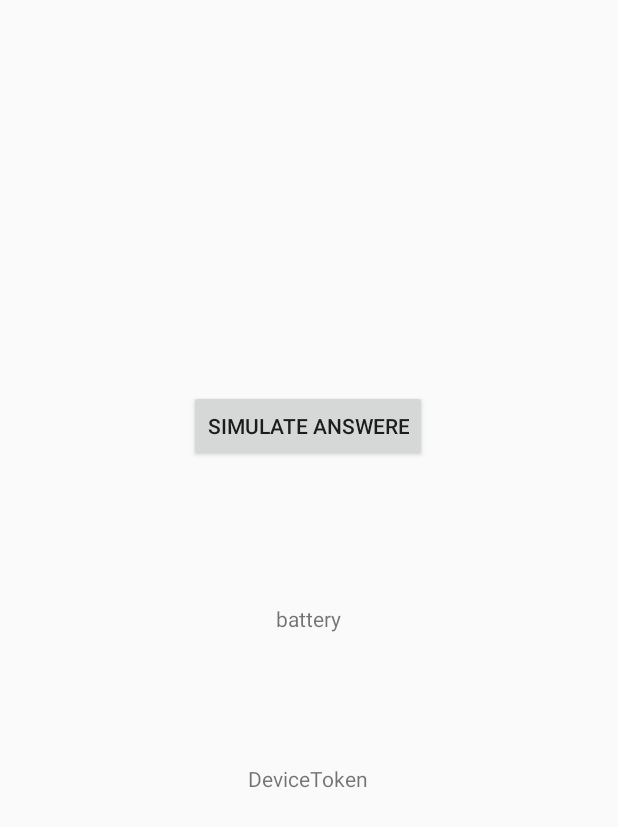
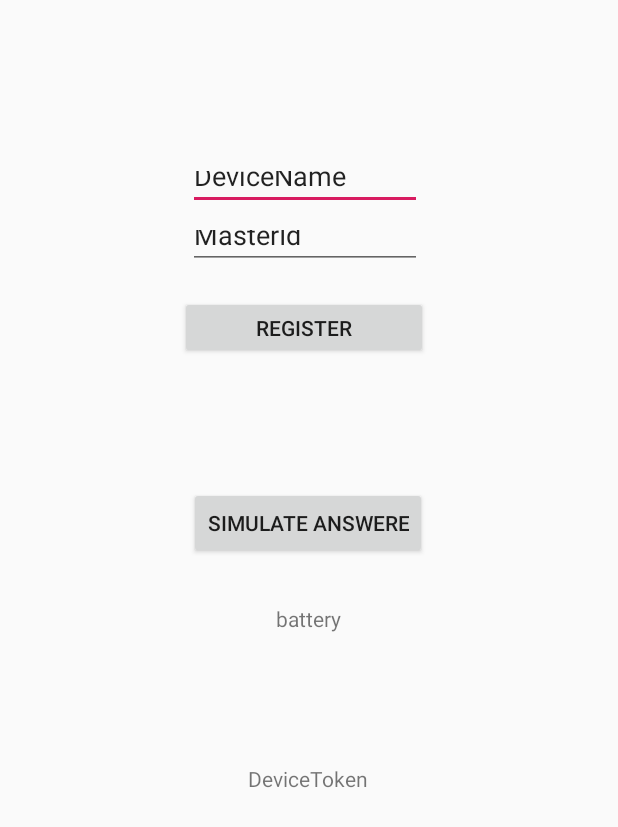
Before and after one commit to oivheg/DoroAPP, an Android app: the layout activity_main.xml on its own in the app's theme, with its tools: preview values and no code run, on a phone screen of 412 x 824 dp. Shown: the top 827 px of the screen. Run offline under Robolectric (Android 15) with nearby library versions, the phone set to English and light mode, and no system bars.

Commit message:
POC Most of the code and fucntionality now appers to be working as expected

```diff
--- a/app/src/main/AndroidManifest.xml
+++ b/app/src/main/AndroidManifest.xml
@@ -5,7 +5,6 @@
     <uses-permission android:name="android.permission.INTERNET" />
     <uses-permission android:name="android.permission.ACCESS_NETWORK_STATE" />
     <uses-permission android:name="android.permission.WAKE_LOCK" />
-
     <application
         android:allowBackup="true"
         android:icon="@mipmap/ic_launcher"
--- a/app/src/main/java/no/oivheg/DoroApp/FCM/FirebaseMessaging.java
+++ b/app/src/main/java/no/oivheg/DoroApp/FCM/FirebaseMessaging.java
@@ -5,9 +5,7 @@ import android.util.Log;
 import com.google.firebase.messaging.FirebaseMessagingService;
 import com.google.firebase.messaging.RemoteMessage;
 
-import no.oivheg.DoroApp.BatteryChecker;
 import no.oivheg.DoroApp.MainActivity;
-import no.oivheg.DoroApp.User;
 
 import static android.content.ContentValues.TAG;
 
@@ -31,7 +29,7 @@ public class FirebaseMessaging extends FirebaseMessagingService {
 
 
         MainActivity.SetToken(token);
-        User.CreateUser(DeviceToken, BatteryChecker.GetBattery());
+//       User.CreateUser(DeviceToken, BatteryChecker.GetBattery());
         // If you want to send messages to this application instance or
         // manage this apps subscriptions on the server side, send the
         // Instance ID token to your app server.
@@ -65,7 +63,7 @@ public class FirebaseMessaging extends FirebaseMessagingService {
         if (remoteMessage.getNotification() != null) {
             Log.d(TAG, "Message Notification Body: " + remoteMessage.getNotification().getBody());
 //            String tmp = BatteryChecker.GetBattery();
-            User.CreateUser(DeviceToken, BatteryChecker.GetBattery());
+//            User.CreateUser(DeviceToken, BatteryChecker.GetBattery());
         }
 
         // Also if you intend on generating your own notifications as a result of a received FCM
--- a/app/src/main/res/layout/activity_main.xml
+++ b/app/src/main/res/layout/activity_main.xml
@@ -1,5 +1,5 @@
 <?xml version="1.0" encoding="utf-8"?>
-<android.support.constraint.ConstraintLayout xmlns:android="http://schemas.android.com/apk/res/android"
+<androidx.constraintlayout.widget.ConstraintLayout xmlns:android="http://schemas.android.com/apk/res/android"
     xmlns:app="http://schemas.android.com/apk/res-auto"
     xmlns:tools="http://schemas.android.com/tools"
     android:layout_width="match_parent"
@@ -38,6 +38,46 @@
         app:layout_constraintLeft_toLeftOf="parent"
         app:layout_constraintRight_toRightOf="parent"
         app:layout_constraintTop_toTopOf="parent"
-        app:layout_constraintVertical_bias="0.335" />
+        app:layout_constraintVertical_bias="0.418" />
 
-</android.support.constraint.ConstraintLayout>
+    <Button
+        android:id="@+id/Register"
+        android:layout_width="165dp"
+        android:layout_height="42dp"
+        android:text="Register"
+        app:layout_constraintBottom_toBottomOf="parent"
+        app:layout_constraintHorizontal_bias="0.487"
+        app:layout_constraintLeft_toLeftOf="parent"
+        app:layout_constraintRight_toRightOf="parent"
+        app:layout_constraintTop_toTopOf="parent"
+        app:layout_constraintVertical_bias="0.252" />
+
+    <EditText
+        android:id="@+id/DeviceName"
+        android:layout_width="156dp"
+        android:layout_height="36dp"
+        android:ems="10"
+        android:inputType="textPersonName"
+        android:text="DeviceName"
+        app:layout_constraintBottom_toBottomOf="parent"
+        app:layout_constraintHorizontal_bias="0.49"
+        app:layout_constraintLeft_toLeftOf="parent"
+        app:layout_constraintRight_toRightOf="parent"
+        app:layout_constraintTop_toTopOf="parent"
+        app:layout_constraintVertical_bias="0.132" />
+
+    <EditText
+        android:id="@+id/MasterId"
+        android:layout_width="156dp"
+        android:layout_height="36dp"
+        android:ems="10"
+        android:inputType="textPersonName"
+        android:text="MasterId"
+        app:layout_constraintBottom_toBottomOf="parent"
+        app:layout_constraintHorizontal_bias="0.49"
+        app:layout_constraintLeft_toLeftOf="parent"
+        app:layout_constraintRight_toRightOf="parent"
+        app:layout_constraintTop_toTopOf="parent"
+        app:layout_constraintVertical_bias="0.182" />
+
+</androidx.constraintlayout.widget.ConstraintLayout>
```
Also changed, not shown: app/build.gradle (+17 -14 lines), app/src/main/java/no/oivheg/DoroApp/FCM/Notificator.java (added, +51 -0 lines), app/src/main/java/no/oivheg/DoroApp/MainActivity.java (+101 -17 lines), app/src/main/java/no/oivheg/DoroApp/User.java (+13 -19 lines), 1 other file.
